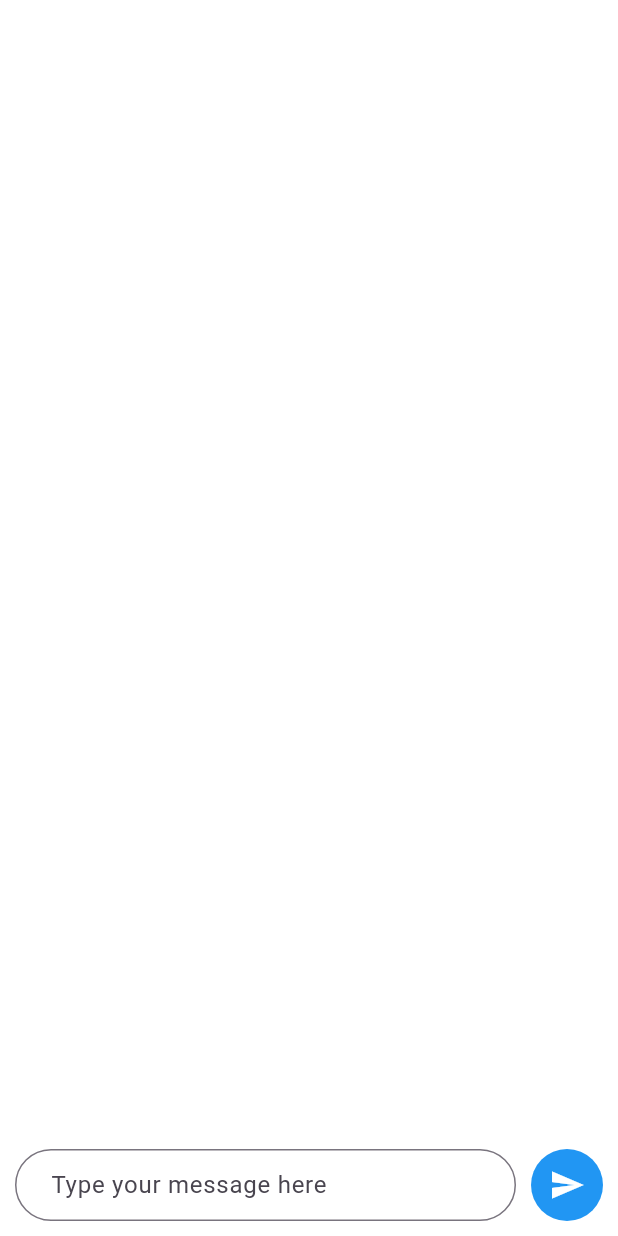
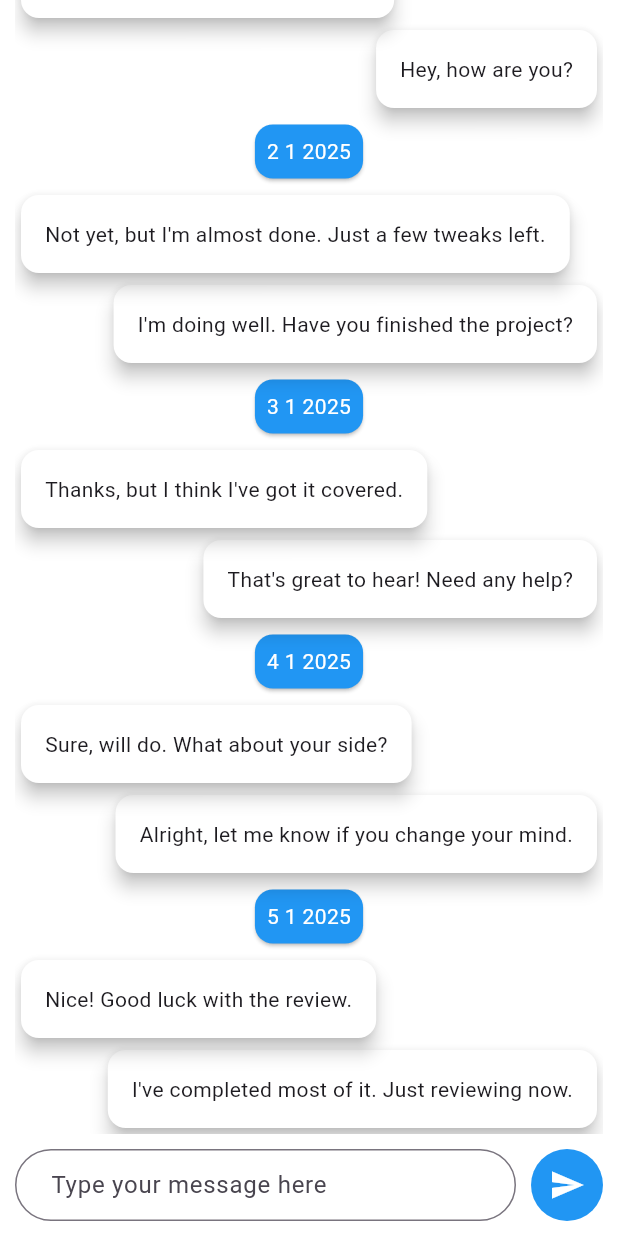
Before and after one commit to abdymazhittoretay/chat_app_ui, a Flutter app: the screen it shows after launch, on a phone screen of 412 x 824 dp. Run offline on Flutter 3.47's test engine with Material 3 defaults, Android fonts, the phone set to English and light mode, and no system bars; drawn by our look-alikes of grouped_list.

Commit message:
added GroupedListView

```diff
--- a/lib/pages/home_page.dart
+++ b/lib/pages/home_page.dart
@@ -1,5 +1,6 @@
 import 'package:chat_app_ui/models/message_model.dart';
 import 'package:flutter/material.dart';
+import 'package:grouped_list/grouped_list.dart';
 
 class HomePage extends StatefulWidget {
   const HomePage({super.key});
@@ -52,21 +53,60 @@ class _HomePageState extends State<HomePage> {
         text: "Nice! Good luck with the review.",
         dateTime: DateTime(2025, 1, 5, 11, 50),
         isSentByMe: false),
-  ];
+  ].reversed.toList();
 
   @override
   Widget build(BuildContext context) {
     return Scaffold(
       backgroundColor: Colors.white,
-      appBar: AppBar(
-        backgroundColor: Colors.white,
+      body: SafeArea(
+        child: Column(
+          children: [
+            Expanded(
+                child: Padding(
+              padding: const EdgeInsets.only(left: 10.0, right: 10.0, bottom: 10.0),
+              child: GroupedListView<MessageModel, DateTime>(
+                reverse: true,
+                order: GroupedListOrder.DESC,
+                useStickyGroupSeparators: true,
+                floatingHeader: true,
+                elements: messages,
+                groupBy: (message) => DateTime(message.dateTime.year,
+                    message.dateTime.month, message.dateTime.day),
+                groupHeaderBuilder: (MessageModel message) => SizedBox(
+                  height: 50.0,
+                  child: Center(
+                    child: Card(
+                      color: Colors.blue,
+                      child: Padding(
+                        padding: const EdgeInsets.all(8.0),
+                        child: Text(
+                          "${message.dateTime.day} ${message.dateTime.month} ${message.dateTime.year}",
+                          style: TextStyle(color: Colors.white),
                         ),
-      body: Column(
-        children: [
-          Expanded(child: Container()),
+                      ),
+                    ),
+                  ),
+                ),
+                itemBuilder: (context, MessageModel message) {
+                  return Align(
+                    alignment: message.isSentByMe
+                        ? Alignment.centerRight
+                        : Alignment.centerLeft,
+                    child: Card(
+                      color: Colors.white,
+                      elevation: 5.0,
+                      child: Padding(
+                        padding: const EdgeInsets.all(16.0),
+                        child: Text(message.text),
+                      ),
+                    ),
+                  );
+                },
+              ),
+            )),
             Padding(
               padding: const EdgeInsets.symmetric(horizontal: 10.0),
-            child: SafeArea(
               child: Row(
                 children: [
                   Expanded(
@@ -99,6 +139,7 @@ class _HomePageState extends State<HomePage> {
                                     isSentByMe: true));
                                 _controller.clear();
                               });
+                              FocusScope.of(context).unfocus();
                             }
                           },
                           icon: Icon(
@@ -108,12 +149,12 @@ class _HomePageState extends State<HomePage> {
                 ],
               ),
             ),
-          ),
             SizedBox(
               height: 10.0,
             ),
           ],
         ),
+      ),
     );
   }
 }
```
Lines whose indentation alone changed are shown as unchanged.
